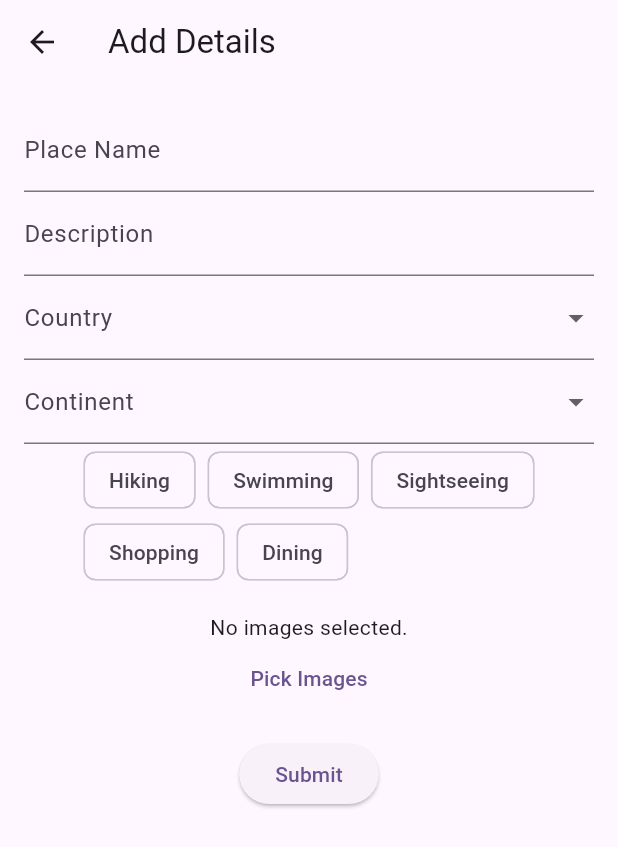
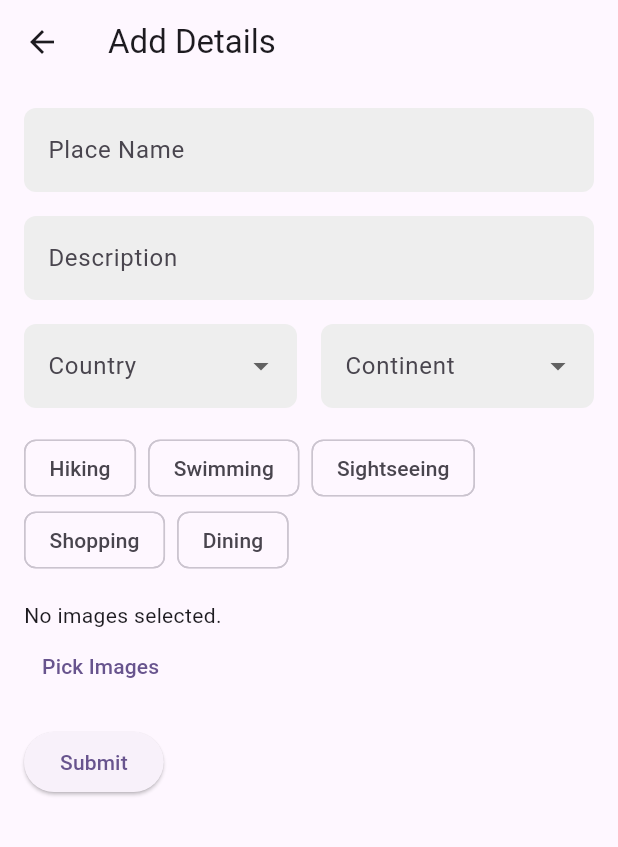
Before and after one commit to MuhammedShabeel001/travio_aadmin, a Flutter app: the AddDetailsPage screen opened directly, on a phone screen of 412 x 824 dp. Shown: the top 847 px of the screen. Run offline on Flutter 3.47's test engine with Material 3 defaults, Android fonts, the phone set to English and light mode, and no system bars; our stand-ins replace awesome_bottom_bar, carousel_slider, cloud_firestore, file_picker, firebase_core, firebase_storage; accounts and stored records are empty.

Commit message:
add location detail  ui update

```diff
--- a/lib/features/add/view/locations/pages/add_details_page.dart
+++ b/lib/features/add/view/locations/pages/add_details_page.dart
@@ -19,10 +19,19 @@ class AddDetailsPage extends StatelessWidget {
           key: placeProvider.formKey,
           child: SingleChildScrollView(
             child: Column(
+              crossAxisAlignment: CrossAxisAlignment.start,
               children: [
                 TextFormField(
                   controller: placeProvider.nameController,
-                  decoration: const InputDecoration(labelText: 'Place Name'),
+                  decoration: InputDecoration(
+                    labelText: 'Place Name',
+                    filled: true,
+                    fillColor: Colors.grey[200],
+                    border: OutlineInputBorder(
+                      borderRadius: BorderRadius.circular(8.0),
+                      borderSide: BorderSide.none,
+                    ),
+                  ),
                   validator: (value) {
                     if (value == null || value.isEmpty) {
                       return 'Please enter a place name';
@@ -30,9 +39,18 @@ class AddDetailsPage extends StatelessWidget {
                     return null;
                   },
                 ),
+                const SizedBox(height: 16.0),
                 TextFormField(
                   controller: placeProvider.descriptionController,
-                  decoration: const InputDecoration(labelText: 'Description'),
+                  decoration: InputDecoration(
+                    labelText: 'Description',
+                    filled: true,
+                    fillColor: Colors.grey[200],
+                    border: OutlineInputBorder(
+                      borderRadius: BorderRadius.circular(8.0),
+                      borderSide: BorderSide.none,
+                    ),
+                  ),
                   validator: (value) {
                     if (value == null || value.isEmpty) {
                       return 'Please enter a description';
@@ -40,8 +58,20 @@ class AddDetailsPage extends StatelessWidget {
                     return null;
                   },
                 ),
-                DropdownButtonFormField<String>(
-                  decoration: const InputDecoration(labelText: 'Country'),
+                const SizedBox(height: 16.0),
+                Row(
+                  children: [
+                    Expanded(
+                      child: DropdownButtonFormField<String>(
+                        decoration: InputDecoration(
+                          labelText: 'Country',
+                          filled: true,
+                          fillColor: Colors.grey[200],
+                          border: OutlineInputBorder(
+                            borderRadius: BorderRadius.circular(8.0),
+                            borderSide: BorderSide.none,
+                          ),
+                        ),
                         value: placeProvider.selectedCountry,
                         items: placeProvider.countries.map((country) {
                           return DropdownMenuItem(
@@ -59,8 +89,19 @@ class AddDetailsPage extends StatelessWidget {
                           return null;
                         },
                       ),
-                DropdownButtonFormField<String>(
-                  decoration: const InputDecoration(labelText: 'Continent'),
+                    ),
+                    const SizedBox(width: 16.0),
+                    Expanded(
+                      child: DropdownButtonFormField<String>(
+                        decoration: InputDecoration(
+                          labelText: 'Continent',
+                          filled: true,
+                          fillColor: Colors.grey[200],
+                          border: OutlineInputBorder(
+                            borderRadius: BorderRadius.circular(8.0),
+                            borderSide: BorderSide.none,
+                          ),
+                        ),
                         value: placeProvider.selectedContinent,
                         items: placeProvider.continents.map((continent) {
                           return DropdownMenuItem(
@@ -78,6 +119,10 @@ class AddDetailsPage extends StatelessWidget {
                           return null;
                         },
                       ),
+                    ),
+                  ],
+                ),
+                const SizedBox(height: 16.0),
                 Wrap(
                   spacing: 8.0,
                   children: placeProvider.availableActivities.map((activity) {
@@ -93,13 +138,41 @@ class AddDetailsPage extends StatelessWidget {
                 const SizedBox(height: 16.0),
                 placeProvider.images.isEmpty
                     ? const Text('No images selected.')
-                    : GridView.builder(
-                        shrinkWrap: true,
-                        gridDelegate: const SliverGridDelegateWithFixedCrossAxisCount(crossAxisCount: 3),
-                        itemCount: placeProvider.images.length,
-                        itemBuilder: (context, index) {
-                          return Image.file(placeProvider.images[index]);
+                    : SingleChildScrollView(
+                        scrollDirection: Axis.horizontal,
+                        child: Row(
+                          children: List.generate(placeProvider.images.length, (index) {
+                            return Stack(
+                              children: [
+                                Container(
+                                  margin: const EdgeInsets.all(8.0),
+                                  width: 100.0,
+                                  height: 100.0,
+                                  decoration: BoxDecoration(
+                                    borderRadius: BorderRadius.circular(8.0),
+                                    image: DecorationImage(
+                                      image: FileImage(placeProvider.images[index]),
+                                      fit: BoxFit.cover,
+                                    ),
+                                  ),
+                                ),
+                                Positioned(
+                                  top: 4.0,
+                                  right: 4.0,
+                                  child: InkWell(
+                                    onTap: () {
+                                      placeProvider.removeImage(index);
                                     },
+                                    child: const Icon(
+                                      Icons.remove_circle,
+                                      color: Colors.red,
+                                    ),
+                                  ),
+                                ),
+                              ],
+                            );
+                          }),
+                        ),
                       ),
                 TextButton(
                   onPressed: placeProvider.pickImages,
@@ -112,7 +185,7 @@ class AddDetailsPage extends StatelessWidget {
                       ScaffoldMessenger.of(context).showSnackBar(
                         const SnackBar(
                           content: Row(
-                            children:  [
+                            children: [
                               CircularProgressIndicator(),
                               SizedBox(width: 16.0),
                               Text("Submitting..."),
```
Also changed, not shown: lib/features/add/controller/place_provider.dart (+7 -0 lines). Lines whose indentation alone changed are shown as unchanged.
